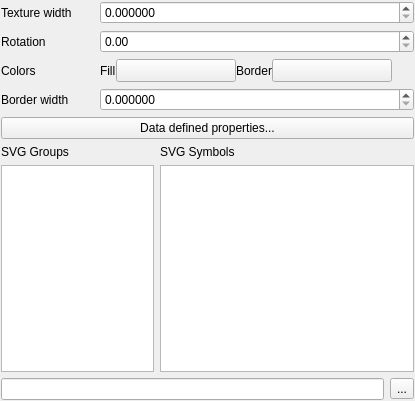
Qt form src/ui/symbollayer/widget_svgfill.ui (qgis/QGIS) before a commit.
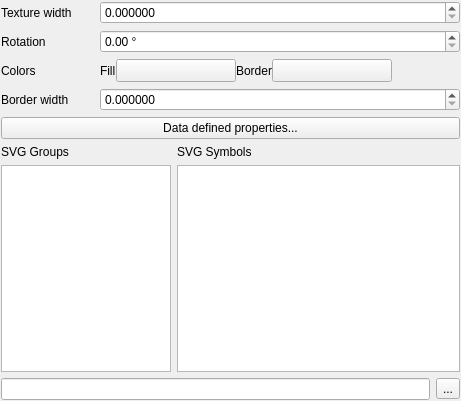
The same form after that commit. Custom widgets are drawn as their Qt base class.

Commit message:
Change some spin boxes in symbology to QgsDoubleSpinBox
Adds the handy 'clear' buttons to these spin boxes, such as
offsets and rotation.
Also standardises the display of some widgets in symbology.

Diff of the .ui file:
```diff
--- a/src/ui/symbollayer/widget_svgfill.ui
+++ b/src/ui/symbollayer/widget_svgfill.ui
@@ -6,7 +6,7 @@
    <rect>
     <x>0</x>
     <y>0</y>
-    <width>415</width>
+    <width>461</width>
     <height>401</height>
    </rect>
   </property>
@@ -136,7 +136,10 @@
       </widget>
      </item>
      <item row="1" column="1">
-      <widget class="QDoubleSpinBox" name="mRotationSpinBox">
+      <widget class="QgsDoubleSpinBox" name="mRotationSpinBox">
+       <property name="suffix">
+        <string> °</string>
+       </property>
        <property name="maximum">
         <double>360.000000000000000</double>
        </property>
@@ -292,6 +295,11 @@
    <header>qgsunitselectionwidget.h</header>
    <container>1</container>
   </customwidget>
+    <customwidget>
+   <class>QgsDoubleSpinBox</class>
+   <extends>QDoubleSpinBox</extends>
+   <header>qgsdoublespinbox.h</header>
+  </customwidget>
  </customwidgets>
  <tabstops>
   <tabstop>mTextureWidthSpinBox</tabstop>
```
Left out of the diff: 11 changed lines with no effect on the pictures. The commit also changes 20 other files.
